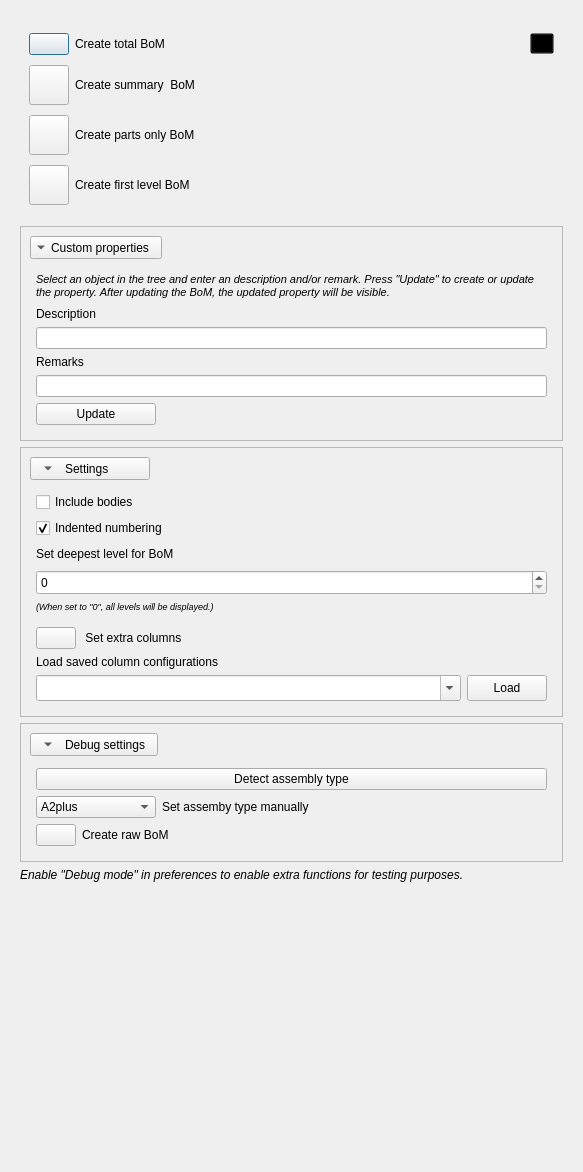
Before: the Qt Designer form Resources/UI/BoM_Panel.ui in APEbbers/BillOfMaterials-WB, drawn with Qt 5.
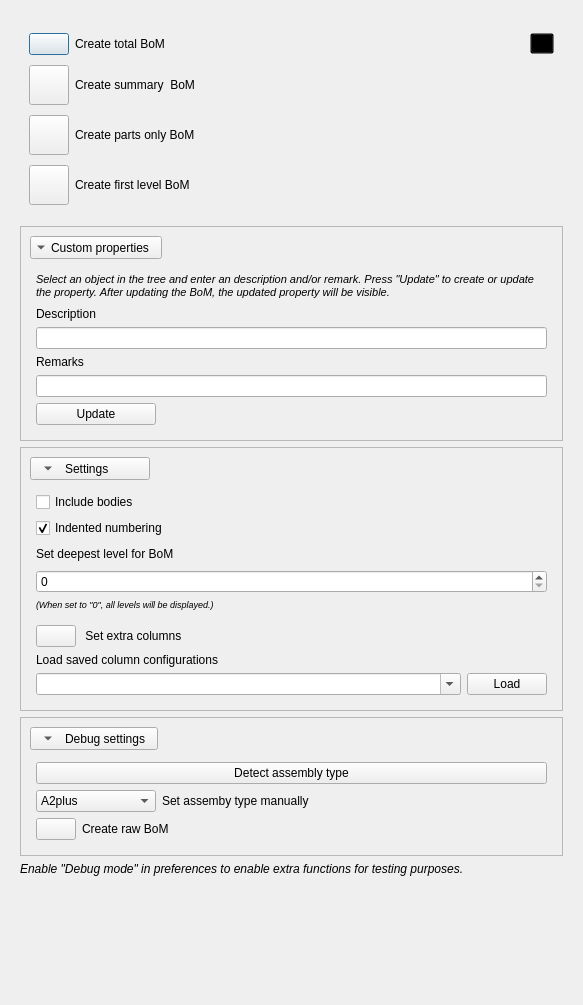
After: the same form once the commit is applied. Icons and pictures are not drawn.

Commit message: Test with UI update panel - 6

```diff
--- a/Resources/UI/BoM_Panel.ui
+++ b/Resources/UI/BoM_Panel.ui
@@ -7,7 +7,7 @@
     <x>0</x>
     <y>0</y>
     <width>583</width>
-    <height>1172</height>
+    <height>1005</height>
    </rect>
   </property>
   <property name="sizePolicy">
```
The commit also changes 1 other file.
